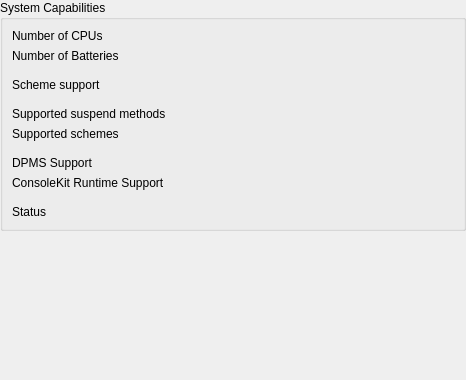
The window that kcmodule/capabilitiesPage.ui (KDE/powerdevil) describes before a commit, drawn with Qt 5.
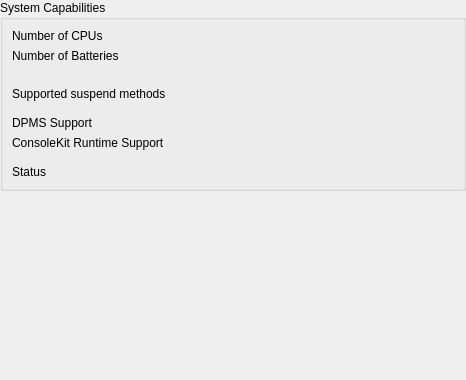
The same window after the commit.

Commit message: Current powerdevil and solid implementation has the concept of schemes, not to be confused with profiles, which is currently hard coded to "powersave" and "performance". The only thing this is doing is to map powersave/performance to the SetPowerSave HAL method which either enabled or disables certain system level power management functionality. So get rid of the scheme implementation and use a boolean method which really does what it is supposed to, set system power management on or off.

Diff of the .ui file:
```diff
--- a/kcmodule/capabilitiesPage.ui
+++ b/kcmodule/capabilitiesPage.ui
@@ -65,34 +65,20 @@
        </widget>
       </item>
       <item row="3" column="0">
-       <widget class="QLabel" name="label_13">
-        <property name="text">
-         <string>Scheme support</string>
-        </property>
-       </widget>
-      </item>
-      <item row="3" column="1">
-       <widget class="QLabel" name="isSchemeSupported">
-        <property name="text">
-         <string/>
-        </property>
-       </widget>
-      </item>
-      <item row="4" column="0">
        <widget class="Line" name="line_3">
         <property name="orientation">
          <enum>Qt::Horizontal</enum>
         </property>
        </widget>
       </item>
-      <item row="5" column="0">
+      <item row="4" column="0">
        <widget class="QLabel" name="label_17">
         <property name="text">
          <string>Supported suspend methods</string>
         </property>
        </widget>
       </item>
-      <item row="5" column="1">
+      <item row="4" column="1">
        <widget class="QLabel" name="supportedMethods">
         <property name="text">
          <string/>
@@ -105,28 +91,14 @@
         </property>
        </widget>
       </item>
-      <item row="6" column="0">
-       <widget class="QLabel" name="label_18">
-        <property name="text">
-         <string>Supported schemes</string>
-        </property>
-       </widget>
-      </item>
-      <item row="6" column="1">
-       <widget class="QLabel" name="supportedSchemes">
-        <property name="text">
-         <string/>
-        </property>
-       </widget>
-      </item>
-      <item row="7" column="0">
+      <item row="5" column="0">
        <widget class="Line" name="line">
         <property name="orientation">
          <enum>Qt::Horizontal</enum>
         </property>
        </widget>
       </item>
-      <item row="8" column="0">
+      <item row="6" column="0">
        <widget class="QLabel" name="label_4">
         <property name="toolTip">
          <string>Support for DPMS</string>
@@ -139,14 +111,14 @@
         </property>
        </widget>
       </item>
-      <item row="8" column="1">
+      <item row="6" column="1">
        <widget class="QLabel" name="dpmsSupport">
         <property name="text">
          <string/>
         </property>
        </widget>
       </item>
-      <item row="9" column="0">
+      <item row="7" column="0">
        <widget class="QLabel" name="label_6">
         <property name="toolTip">
          <string>Checks if ConsoleKit is active on your system</string>
@@ -159,28 +131,28 @@
         </property>
        </widget>
       </item>
-      <item row="9" column="1">
+      <item row="7" column="1">
        <widget class="QLabel" name="ckSupport">
         <property name="text">
          <string/>
         </property>
        </widget>
       </item>
-      <item row="10" column="0">
+      <item row="8" column="0">
        <widget class="Line" name="line_4">
         <property name="orientation">
          <enum>Qt::Horizontal</enum>
         </property>
        </widget>
       </item>
-      <item row="11" column="0">
+      <item row="9" column="0">
        <widget class="QLabel" name="label_3">
         <property name="text">
          <string>Status</string>
         </property>
        </widget>
       </item>
-      <item row="11" column="1">
+      <item row="9" column="1">
        <layout class="QVBoxLayout" name="statusLayout"/>
       </item>
      </layout>
```
The commit also changes 7 other files.
